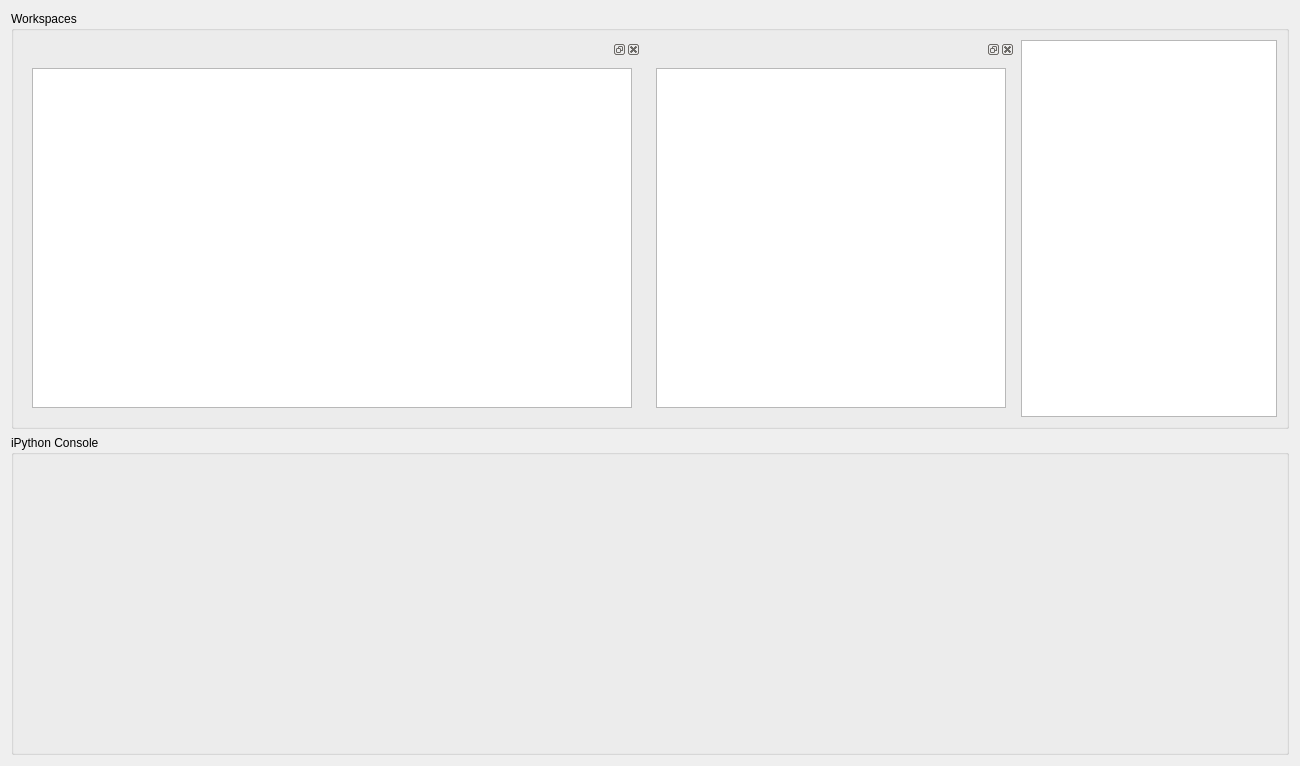
Above: src/interface/gui/ui_WorkspacesView.ui from neutrons/PyVDrive before the change. Below: the same form after it.
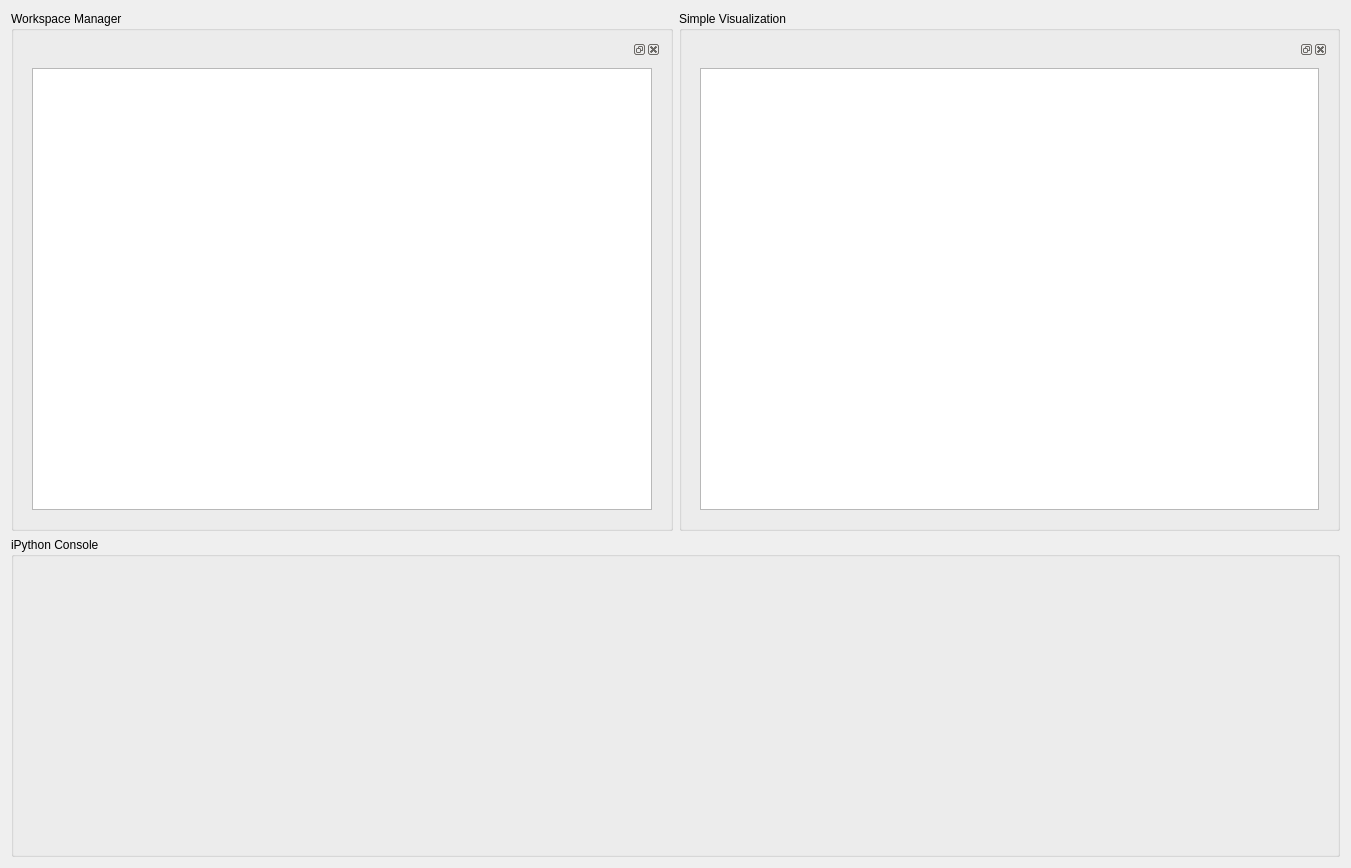
That is the form after the change. Custom widgets are drawn as their Qt base class.

Commit message: Refs #51. Checkpointing improvement on auto reduction command line.

What changed in the file:
```diff
--- a/src/interface/gui/ui_WorkspacesView.ui
+++ b/src/interface/gui/ui_WorkspacesView.ui
@@ -6,8 +6,8 @@
    <rect>
     <x>0</x>
     <y>0</y>
-    <width>1300</width>
-    <height>766</height>
+    <width>1351</width>
+    <height>868</height>
    </rect>
   </property>
   <property name="windowTitle">
@@ -15,13 +15,66 @@
   </property>
   <layout class="QVBoxLayout" name="verticalLayout">
    <item>
-    <widget class="QGroupBox" name="groupBox">
+    <layout class="QHBoxLayout" name="horizontalLayout_2">
+     <item>
+      <widget class="QGroupBox" name="groupBox_upperRight">
      <property name="title">
-      <string>Workspaces</string>
-     </property>
-     <layout class="QHBoxLayout" name="horizontalLayout">
+        <string>Workspace Manager</string>
+       </property>
+       <layout class="QGridLayout" name="gridLayout_2">
+        <item row="0" column="0">
+         <widget class="QDockWidget" name="dockWidget_wsList">
+          <property name="sizePolicy">
+           <sizepolicy hsizetype="Preferred" vsizetype="Preferred">
+            <horstretch>0</horstretch>
+            <verstretch>0</verstretch>
+           </sizepolicy>
+          </property>
+          <property name="acceptDrops">
+           <bool>true</bool>
+          </property>
+          <property name="floating">
+           <bool>false</bool>
+          </property>
+          <widget class="QWidget" name="dockWidgetContents_5">
+           <layout class="QVBoxLayout" name="verticalLayout_3">
       <item>
-       <widget class="QDockWidget" name="dockWidget_2">
+             <widget class="WorkspaceTableWidget" name="tableWidget_dataStructure">
+              <property name="sizePolicy">
+               <sizepolicy hsizetype="Preferred" vsizetype="Preferred">
+                <horstretch>0</horstretch>
+                <verstretch>0</verstretch>
+               </sizepolicy>
+              </property>
+             </widget>
+            </item>
+           </layout>
+          </widget>
+         </widget>
+        </item>
+       </layout>
+      </widget>
+     </item>
+     <item>
+      <widget class="QGroupBox" name="groupBox_4">
+       <property name="title">
+        <string>Simple Visualization</string>
+       </property>
+       <layout class="QGridLayout" name="gridLayout_3">
+        <item row="0" column="0">
+         <widget class="QDockWidget" name="dockWidget_graphic">
+          <property name="sizePolicy">
+           <sizepolicy hsizetype="Expanding" vsizetype="Preferred">
+            <horstretch>0</horstretch>
+            <verstretch>0</verstretch>
+           </sizepolicy>
+          </property>
+          <property name="acceptDrops">
+           <bool>true</bool>
+          </property>
+          <property name="floating">
+           <bool>false</bool>
+          </property>
         <widget class="QWidget" name="dockWidgetContents_4">
          <layout class="QVBoxLayout" name="verticalLayout_2">
           <item>
@@ -38,42 +91,25 @@
               <height>0</height>
              </size>
             </property>
+              <property name="acceptDrops">
+               <bool>false</bool>
+              </property>
+              <property name="autoFillBackground">
+               <bool>true</bool>
+              </property>
+              <property name="interactive">
+               <bool>false</bool>
+              </property>
            </widget>
           </item>
          </layout>
         </widget>
        </widget>
       </item>
-      <item>
-       <widget class="QDockWidget" name="dockWidget">
-        <widget class="QWidget" name="dockWidgetContents_2">
-         <layout class="QGridLayout" name="gridLayout_2">
-          <item row="0" column="0">
-           <widget class="WorkspaceTableWidget" name="tableWidget_dataStructure">
-            <property name="sizePolicy">
-             <sizepolicy hsizetype="Expanding" vsizetype="Preferred">
-              <horstretch>0</horstretch>
-              <verstretch>0</verstretch>
-             </sizepolicy>
-            </property>
-           </widget>
-          </item>
-         </layout>
-        </widget>
-       </widget>
-      </item>
-      <item>
-       <widget class="QTableView" name="tableView_workspaces">
-        <property name="sizePolicy">
-         <sizepolicy hsizetype="Preferred" vsizetype="Preferred">
-          <horstretch>0</horstretch>
-          <verstretch>0</verstretch>
-         </sizepolicy>
-        </property>
-       </widget>
-      </item>
-     </layout>
-    </widget>
+       </layout>
+      </widget>
+     </item>
+    </layout>
    </item>
    <item>
     <widget class="QGroupBox" name="groupBox_2">
```
Left out of the diff: 2 changed lines with no effect on the pictures. Lines whose indentation alone changed are shown as unchanged. The commit also changes 10 other files.
